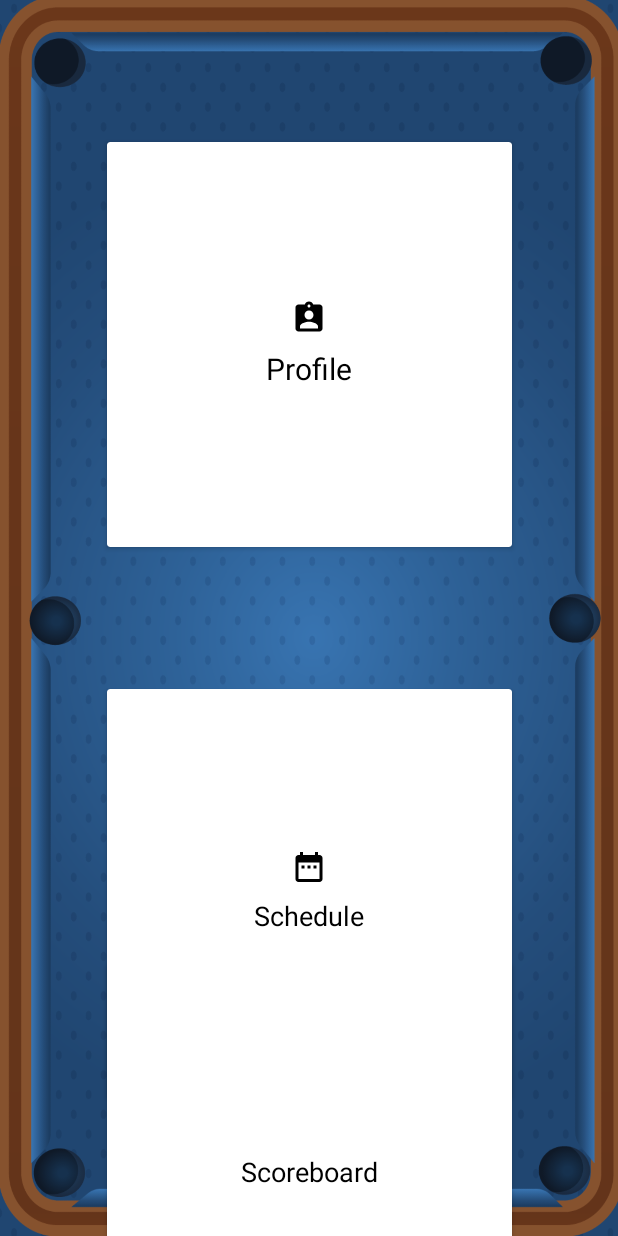
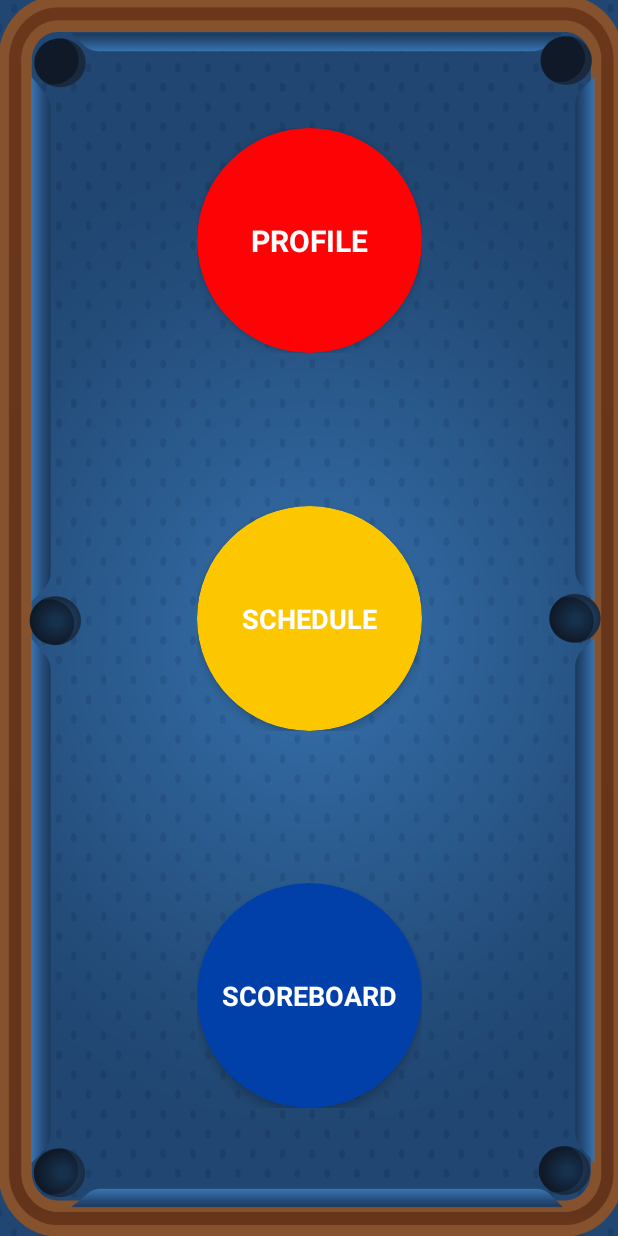
Before and after one commit to RomaoFilipe/appDAMA, an Android app: the HomeActivity screen opened directly, with no data from a screen before it, on a phone screen of 412 x 824 dp. Run offline under Robolectric (Android 15) with nearby library versions, the phone set to English and light mode, and no system bars.

Commit message:
Improvement Home layout

```diff
--- a/app/src/main/java/pt/ipt/dama2024/absan/HomeActivity.kt
+++ b/app/src/main/java/pt/ipt/dama2024/absan/HomeActivity.kt
@@ -1,9 +1,12 @@
 package pt.ipt.dama2024.absan
 
 import android.content.Intent
+import android.graphics.drawable.ShapeDrawable
+import android.graphics.drawable.shapes.OvalShape
 import android.os.Bundle
 import androidx.appcompat.app.AppCompatActivity
 import androidx.cardview.widget.CardView
+import androidx.core.content.ContextCompat
 
 class HomeActivity : AppCompatActivity() {
     override fun onCreate(savedInstanceState: Bundle?) {
@@ -13,6 +16,10 @@ class HomeActivity : AppCompatActivity() {
         val cardViewProfile = findViewById<CardView>(R.id.cardViewProfile)
         val cardViewScheduleLesson = findViewById<CardView>(R.id.cardViewScheduleLesson)
         val cardViewScoreboard = findViewById<CardView>(R.id.cardViewScoreboard)
+
+        setCircleBackground(cardViewProfile, R.color.red)
+        setCircleBackground(cardViewScheduleLesson, R.color.yellow)
+        setCircleBackground(cardViewScoreboard, R.color.blue)
 
         cardViewProfile.setOnClickListener {
             val intent = Intent(this, ProfileActivity::class.java)
@@ -29,4 +36,11 @@ class HomeActivity : AppCompatActivity() {
             startActivity(intent)
         }
     }
+
+    private fun setCircleBackground(cardView: CardView, colorRes: Int) {
+        val drawable = ShapeDrawable(OvalShape()).apply {
+            paint.color = ContextCompat.getColor(this@HomeActivity, colorRes)
+        }
+        cardView.background = drawable
+    }
 }
--- a/app/src/main/res/layout/activity_home.xml
+++ b/app/src/main/res/layout/activity_home.xml
@@ -5,104 +5,109 @@
     android:layout_height="match_parent"
     android:background="@drawable/mesa"
     tools:context=".HomeActivity">
-
-
-    <androidx.cardview.widget.CardView
-        android:id="@+id/cardViewProfile"
-        android:layout_width="270dp"
-        android:layout_height="270dp"
+    <FrameLayout
+        android:id="@+id/frameProfile"
+        android:layout_width="150dp"
+        android:layout_height="150dp"
         app:layout_constraintTop_toTopOf="parent"
         app:layout_constraintStart_toStartOf="parent"
         app:layout_constraintEnd_toEndOf="parent"
-        app:layout_constraintBottom_toTopOf="@+id/cardViewScheduleLesson"
-        app:layout_constraintHeight_percent="0.4"
-        app:layout_constraintWidth_percent="0.8">
-
+        app:layout_constraintBottom_toTopOf="@+id/frameSchedule"
+        android:layout_margin="16dp"
+        app:layout_constraintHeight_percent="0.3"
+        app:layout_constraintWidth_percent="0.6">
+        <androidx.cardview.widget.CardView
+            android:id="@+id/cardViewProfile"
+            android:layout_width="150dp"
+            android:layout_height="150dp"
+            app:cardCornerRadius="135dp"
+            app:cardElevation="4dp">
             <LinearLayout
                 android:layout_width="match_parent"
                 android:layout_height="match_parent"
                 android:orientation="vertical"
                 android:gravity="center">
-
-            <ImageView
-                android:id="@+id/iconProfile"
-                android:layout_width="wrap_content"
-                android:layout_height="wrap_content"
-                android:src="@drawable/baseline_assignment_ind_24"
-                android:contentDescription="@string/Perfil_icon"/>
-
                 <TextView
                     android:id="@+id/labelProfile"
                     android:layout_width="wrap_content"
                     android:layout_height="wrap_content"
                     android:text="@string/perfil"
                     android:textSize="20sp"
-                android:textColor="@color/black"
-                android:paddingTop="8dp"/>
+                    android:textColor="@color/White"
+                    android:textAllCaps="true"
+                    android:textStyle="bold"
+                    android:gravity="center"/>
             </LinearLayout>
         </androidx.cardview.widget.CardView>
-
+    </FrameLayout>
+    <FrameLayout
+        android:id="@+id/frameSchedule"
+        android:layout_width="150dp"
+        android:layout_height="150dp"
+        app:layout_constraintTop_toBottomOf="@id/frameProfile"
+        app:layout_constraintStart_toStartOf="parent"
+        app:layout_constraintEnd_toEndOf="parent"
+        app:layout_constraintBottom_toTopOf="@+id/frameScoreboard"
+        android:layout_margin="16dp"
+        app:layout_constraintHeight_percent="0.3"
+        app:layout_constraintWidth_percent="0.6">
         <androidx.cardview.widget.CardView
             android:id="@+id/cardViewScheduleLesson"
-        android:layout_width="270dp"
-        android:layout_height="270dp"
-        app:layout_constraintTop_toBottomOf="@id/cardViewProfile"
-        app:layout_constraintStart_toStartOf="parent"
-        app:layout_constraintEnd_toEndOf="parent"
-        app:layout_constraintBottom_toBottomOf="parent"
-        app:layout_constraintHeight_percent="0.4"
-        app:layout_constraintWidth_percent="0.8">
-
+            android:layout_width="150dp"
+            android:layout_height="150dp"
+            app:cardCornerRadius="135dp"
+            app:cardElevation="4dp">
             <LinearLayout
                 android:layout_width="match_parent"
                 android:layout_height="match_parent"
                 android:orientation="vertical"
                 android:gravity="center">
-
-            <ImageView
-                android:id="@+id/iconScheduleLesson"
-                android:layout_width="wrap_content"
-                android:layout_height="wrap_content"
-                android:src="@drawable/baseline_date_range_24"
-                android:contentDescription="@string/Schedule_icon"/>
-
                 <TextView
                     android:id="@+id/labelScheduleLesson"
                     android:layout_width="wrap_content"
                     android:layout_height="wrap_content"
                     android:text="@string/agendar_aula"
                     android:textSize="18sp"
-                android:textColor="@color/black"
-                android:paddingTop="8dp"/>
+                    android:textColor="@color/White"
+                    android:textAllCaps="true"
+                    android:textStyle="bold"
+                    android:gravity="center"/>
             </LinearLayout>
         </androidx.cardview.widget.CardView>
-    <androidx.cardview.widget.CardView
-        android:id="@+id/cardViewScoreboard"
-        android:layout_width="270dp"
-        android:layout_height="270dp"
-        app:layout_constraintTop_toBottomOf="@id/cardViewScheduleLesson"
+    </FrameLayout>
+    <FrameLayout
+        android:id="@+id/frameScoreboard"
+        android:layout_width="150dp"
+        android:layout_height="150dp"
+        app:layout_constraintTop_toBottomOf="@id/frameSchedule"
         app:layout_constraintStart_toStartOf="parent"
         app:layout_constraintEnd_toEndOf="parent"
         app:layout_constraintBottom_toBottomOf="parent"
-        app:layout_constraintHeight_percent="0.4"
-        app:layout_constraintWidth_percent="0.8">
-
+        android:layout_margin="16dp"
+        app:layout_constraintHeight_percent="0.3"
+        app:layout_constraintWidth_percent="0.6">
+        <androidx.cardview.widget.CardView
+            android:id="@+id/cardViewScoreboard"
+            android:layout_width="150dp"
+            android:layout_height="150dp"
+            app:cardCornerRadius="135dp"
+            app:cardElevation="4dp">
             <LinearLayout
                 android:layout_width="match_parent"
                 android:layout_height="match_parent"
                 android:orientation="vertical"
                 android:gravity="center">
-
                 <TextView
                     android:id="@+id/labelScoreboard"
                     android:layout_width="wrap_content"
                     android:layout_height="wrap_content"
-                android:text="Scoreboard"
+                    android:text="@string/scoreboard"
                     android:textSize="18sp"
-                android:textColor="@color/black"
-                android:paddingTop="8dp"/>
+                    android:textAllCaps="true"
+                    android:textStyle="bold"
+                    android:textColor="@color/White"
+                    android:gravity="center"/>
             </LinearLayout>
         </androidx.cardview.widget.CardView>
-
-
+    </FrameLayout>
 </androidx.constraintlayout.widget.ConstraintLayout>
--- a/app/src/main/res/values/colors.xml
+++ b/app/src/main/res/values/colors.xml
@@ -10,8 +10,10 @@
     <color name="White">#FFFFFFFF</color>
     <color name="Midnightblue">#191970</color>
     <color name="Gray">#BDBDBD</color>
-
     <color name="cardBackground">#FFFFFF</color>
     <color name="cardElevation">#DDDDDD</color>
     <color name="textColorPrimary">#000000</color>
+    <color name="red">#FD0305</color>
+    <color name="yellow">#FDC700</color>
+    <color name="blue">#0140A9</color>
 </resources>
```
Also changed, not shown: app/src/main/res/values-night/strings.xml (+29 -3 lines), app/src/main/res/values/strings.xml (+8 -7 lines), 1 other file. Lines whose indentation alone changed are shown as unchanged.
